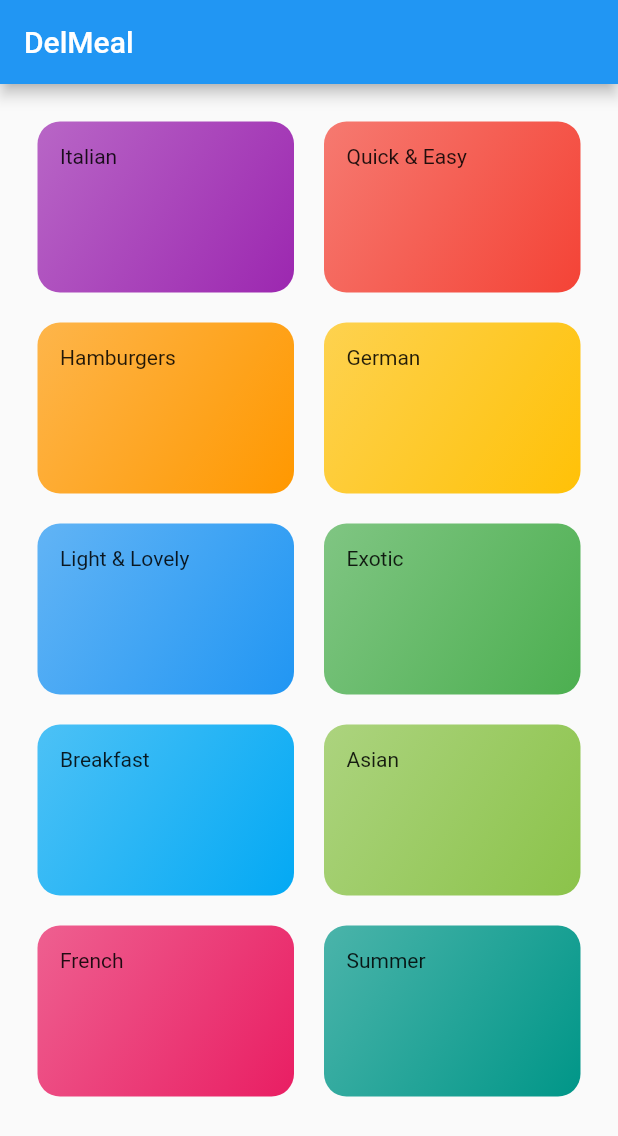
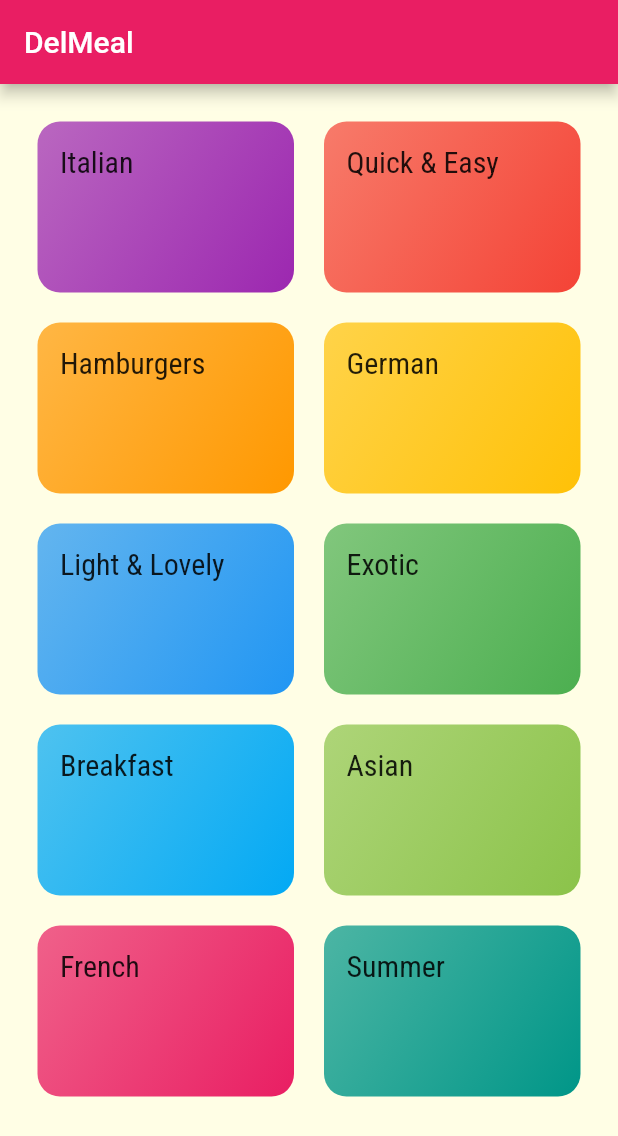
Before and after one commit to Waleed-Ibrahim14/meals_app, a Flutter app: the screen it shows after launch, on a phone screen of 412 x 824 dp. Shown: the top 1136 px of the screen. Run offline on Flutter 3.47's test engine with Material 2 defaults, Android fonts, the phone set to English and light mode, and no system bars.

Commit message:
change app font with fonts i added it before and change the theme with new one

```diff
--- a/lib/category_item.dart
+++ b/lib/category_item.dart
@@ -10,7 +10,10 @@ class CategoryItem extends StatelessWidget {
   Widget build(BuildContext context) {
     return Container(
       padding: const EdgeInsets.all(15),
-      child: Text(title),
+      child: Text(
+        title,
+        style: Theme.of(context).textTheme.subtitle1,
+      ),
       decoration: BoxDecoration(
         gradient: LinearGradient(
           colors: [
--- a/lib/main.dart
+++ b/lib/main.dart
@@ -12,7 +12,22 @@ class MyApp extends StatelessWidget {
       debugShowCheckedModeBanner: false,
       title: 'DeliMeals',
       theme: ThemeData(
-        primarySwatch: Colors.blue,
+        primarySwatch: Colors.pink,
+        accentColor: Colors.amber,
+        canvasColor: const Color.fromRGBO(255, 254, 229, 1),
+        fontFamily: 'Raleway',
+        textTheme: ThemeData.light().textTheme.copyWith(
+          bodyText1: const TextStyle(
+            color: Color.fromRGBO(20, 51, 51, 1),
+          ),
+          bodyText2: const TextStyle(
+            color: Color.fromRGBO(20, 51, 51, 1),
+          ),
+          subtitle1: const TextStyle(
+            fontFamily: 'RobotoCondensed',
+            fontSize: 20,
+            ),
+        ),
       ),
       home: CategoriesScreen(),
     );
```
